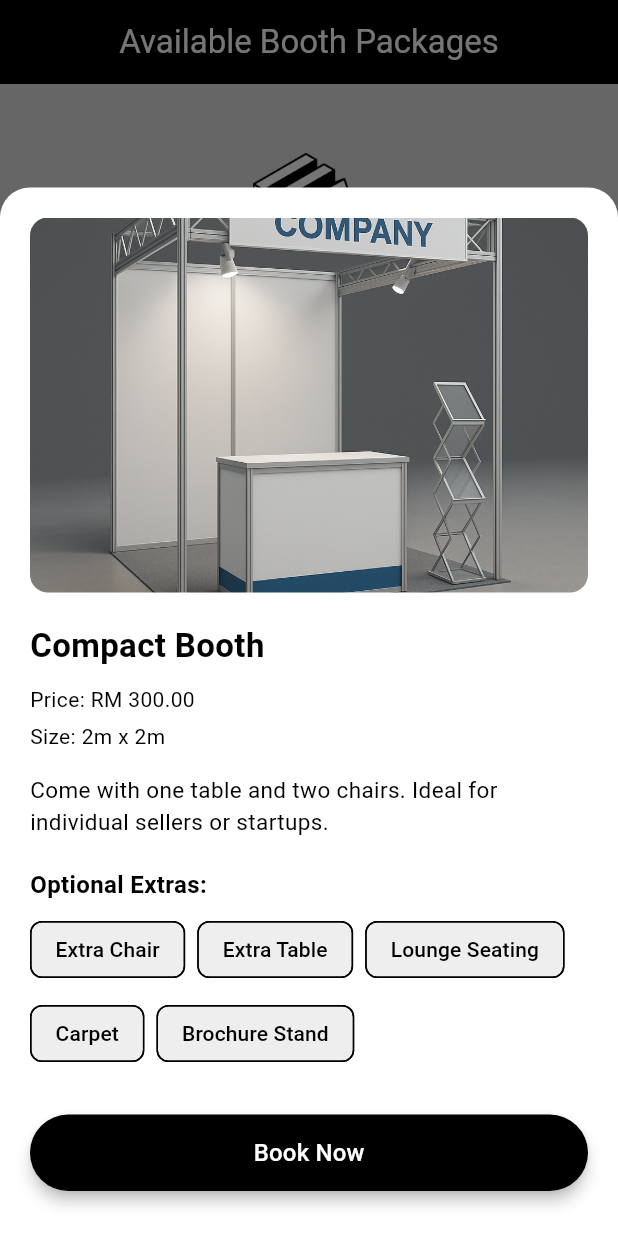
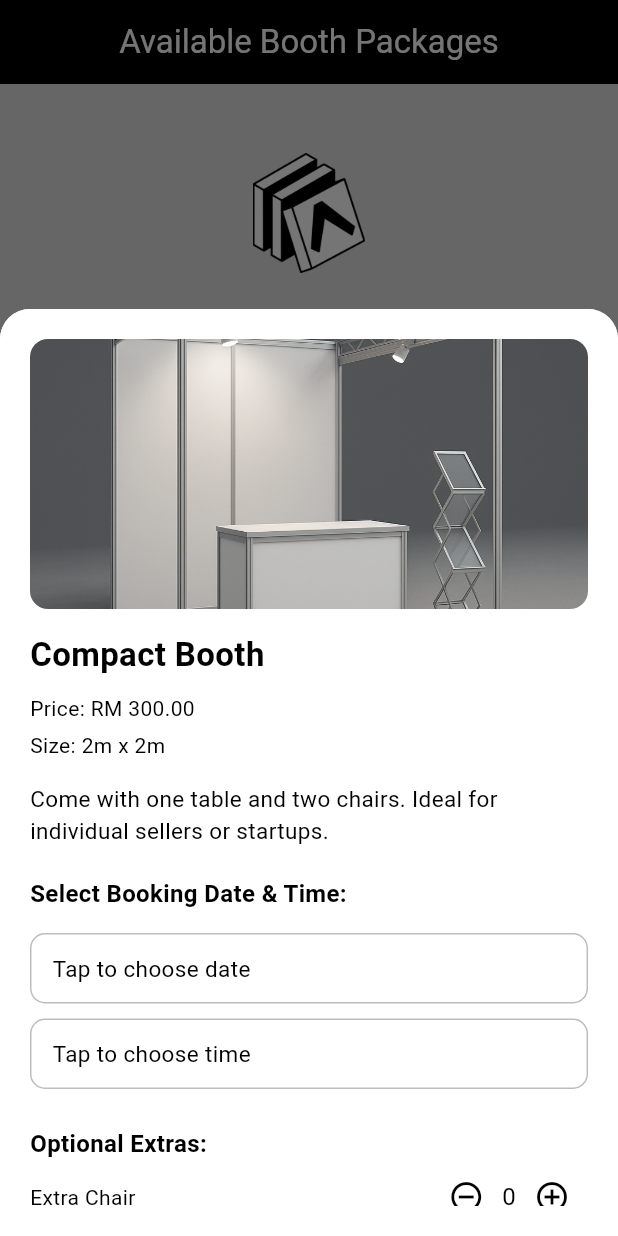
Before and after one commit to notSnova/booth_booking_app, a Flutter app: the UserMainScreen screen opened directly with empty values, after a tap on "View Details", on a phone screen of 412 x 824 dp. Run offline on Flutter 3.47's test engine with Material 3 defaults, Android fonts, the light colour scheme and no system bars; our stand-ins replace sqflite; accounts and stored records are empty.

Commit message:
update booking to db + show book history + remove hash

```diff
--- a/lib/models/booth_package.dart
+++ b/lib/models/booth_package.dart
@@ -53,7 +53,7 @@ final List<BoothPackage> boothPackages = [
     price: 900.0,
     size: '6m x 6m',
     details:
-        'Come with 3 tables and eight chairs. Perfect for established businesses looking to maximize brand exposure.',
+        'Come with 3 tables and eight chairs. Perfect for established businesses to maximize brand exposure.',
     additionalItems: [
       'Extra Chair',
       'Extra Table',
--- /dev/null
+++ b/lib/pages/user/user_booking_history_screen.dart
@@ -0,0 +1,41 @@
+import 'package:booth_booking_app/database/db_helper.dart';
+import 'package:flutter/material.dart';
+import 'package:intl/intl.dart';
+
+class UserBookingHistoryScreen extends StatelessWidget {
+  final Map<String, dynamic> user;
+
+  const UserBookingHistoryScreen({super.key, required this.user});
+
+  @override
+  Widget build(BuildContext context) {
+    return FutureBuilder<List<Map<String, dynamic>>>(
+      future: DatabaseHelper.instance.getUserBookings(user['id']),
+      builder: (context, snapshot) {
+        if (!snapshot.hasData) {
+          return const Center(child: CircularProgressIndicator());
+        }
+        final bookings = snapshot.data!;
+        if (bookings.isEmpty) {
+          return const Center(child: Text('No booking history.'));
+        }
+
+        return ListView.builder(
+          itemCount: bookings.length,
+          itemBuilder: (context, index) {
+            final booking = bookings[index];
+            final dateTime = DateTime.parse(booking['bookDateTime']);
+            return ListTile(
+              title: Text(booking['packageName']),
+              subtitle: Text(
+                'Date: ${DateFormat('d MMM yyyy, h:mm a').format(dateTime)}\n'
+                'Price: ${booking['packagePrice']}',
+              ),
+              isThreeLine: true,
+            );
+          },
+        );
+      },
+    );
+  }
+}
--- a/lib/pages/user/user_booth_packages_screen.dart
+++ b/lib/pages/user/user_booth_packages_screen.dart
@@ -1,4 +1,4 @@
-import 'package:booth_booking_app/widgets/booth_details_modal.dart';
+import 'package:booth_booking_app/widgets/user_booth_details_modal.dart';
 import 'package:flutter/material.dart';
 import '../../models/booth_package.dart';
 
@@ -82,8 +82,10 @@ class UserBoothPackagesScreen extends StatelessWidget {
                                   ),
                                 ),
                                 builder:
-                                    (context) =>
-                                        BoothDetailsModal(package: package),
+                                    (context) => UserBoothDetailsModal(
+                                      package: package,
+                                      user: user,
+                                    ),
                               );
                             },
                             style: FilledButton.styleFrom(
--- a/lib/pages/user/user_main_screen.dart
+++ b/lib/pages/user/user_main_screen.dart
@@ -1,3 +1,4 @@
+import 'package:booth_booking_app/pages/user/user_booking_history_screen.dart';
 import 'package:booth_booking_app/pages/user/user_profile_screen.dart';
 import 'package:flutter/material.dart';
 import 'package:booth_booking_app/pages/user/user_booth_packages_screen.dart';
@@ -31,6 +32,8 @@ class _UserMainScreenState extends State<UserMainScreen> {
         bodyContent = UserBoothPackagesScreen(user: widget.user);
         break;
       case 1:
+        bodyContent = UserBookingHistoryScreen(user: widget.user);
+      case 2:
         bodyContent = UserProfileScreen(user: widget.user);
         break;
       default:
@@ -40,6 +43,7 @@ class _UserMainScreenState extends State<UserMainScreen> {
     }
 
     return Scaffold(
+      resizeToAvoidBottomInset: false,
       body: Stack(
         children: [
           Positioned.fill(child: bodyContent),
--- /dev/null
+++ b/lib/widgets/user_booth_details_modal.dart
@@ -0,0 +1,403 @@
+import 'dart:convert';
+import 'dart:developer';
+
+import 'package:booth_booking_app/database/db_helper.dart';
+import 'package:flutter/material.dart';
+import 'package:intl/intl.dart';
+import '../models/booth_package.dart';
+
+class UserBoothDetailsModal extends StatefulWidget {
+  final BoothPackage package;
+  final Map<String, dynamic> user;
+
+  const UserBoothDetailsModal({
+    super.key,
+    required this.package,
+    required this.user,
+  });
+
+  @override
+  State<UserBoothDetailsModal> createState() => _UserBoothDetailsModalState();
+}
+
+class _UserBoothDetailsModalState extends State<UserBoothDetailsModal> {
+  late Map<String, int> itemQuantities;
+  DateTime? selectedDate;
+  TimeOfDay? selectedTime;
+  bool dateError = false;
+  bool timeError = false;
+
+  @override
+  void initState() {
+    super.initState();
+    // initialize the additional item quantities map only once
+    itemQuantities = {for (var item in widget.package.additionalItems) item: 0};
+  }
+
+  // date and time picker setup
+  Future<void> _pickDate() async {
+    final DateTime? picked = await showDatePicker(
+      context: context,
+      initialDate: DateTime.now().add(const Duration(days: 1)),
+      firstDate: DateTime.now(),
+      lastDate: DateTime.now().add(const Duration(days: 365)),
+      builder: (context, child) {
+        return Theme(
+          data: Theme.of(context).copyWith(
+            colorScheme: const ColorScheme.light(
+              primary: Colors.black,
+              onPrimary: Colors.white,
+              onSurface: Colors.black,
+            ),
+            textButtonTheme: TextButtonThemeData(
+              style: TextButton.styleFrom(
+                foregroundColor: Colors.black, // cancel button text
+              ),
+            ),
+          ),
+          child: child!,
+        );
+      },
+    );
+
+    if (picked != null) {
+      setState(() {
+        selectedDate = picked;
+        dateError = false;
+      });
+    }
+  }
+
+  Future<void> _pickTime() async {
+    final TimeOfDay? picked = await showTimePicker(
+      context: context,
+      initialTime: const TimeOfDay(hour: 10, minute: 0),
+      builder: (context, child) {
+        return Theme(
+          data: Theme.of(context).copyWith(
+            colorScheme: const ColorScheme.light(
+              primary: Colors.black,
+              onPrimary: Colors.white,
+              onSurface: Colors.black,
+              secondary: Colors.black,
+              onSecondary: Colors.white,
+            ),
+            textButtonTheme: TextButtonThemeData(
+              style: TextButton.styleFrom(foregroundColor: Colors.black),
+            ),
+          ),
+          child: child!,
+        );
+      },
+    );
+
+    if (picked != null) {
+      setState(() {
+        selectedTime = picked;
+        timeError = false;
+      });
+    }
+  }
+
+  @override
+  Widget build(BuildContext context) {
+    final package = widget.package;
+    final screenHeight = MediaQuery.of(context).size.height;
+
+    return Padding(
+      padding: MediaQuery.of(context).viewInsets,
+      child: Container(
+        height: screenHeight * 0.75, // card height
+        padding: const EdgeInsets.all(20),
+        decoration: const BoxDecoration(
+          borderRadius: BorderRadius.vertical(top: Radius.circular(20)),
+          color: Colors.white,
+        ),
+        child: Column(
+          children: [
+            // image
+            ClipRRect(
+              borderRadius: BorderRadius.circular(12),
+              child: Image.asset(
+                package.imagePath,
+                width: double.infinity,
+                height: 180,
+                fit: BoxFit.cover,
+              ),
+            ),
+            const SizedBox(height: 15),
+
+            // scrollable content
+            Expanded(
+              child: SingleChildScrollView(
+                child: Column(
+                  crossAxisAlignment: CrossAxisAlignment.start,
+                  children: [
+                    // package name
+                    Text(
+                      package.name,
+                      style: const TextStyle(
+                        fontSize: 22,
+                        fontWeight: FontWeight.bold,
+                      ),
+                    ),
+                    const SizedBox(height: 10),
+
+                    // price and size
+                    Text("Price: RM ${package.price.toStringAsFixed(2)}"),
+                    const SizedBox(height: 5),
+                    Text("Size: ${package.size}"),
+                    const SizedBox(height: 15),
+
+                    // details
+                    Text(package.details, style: const TextStyle(fontSize: 15)),
+                    const SizedBox(height: 20),
+
+                    // book date and time picker
+                    const Text(
+                      "Select Booking Date & Time:",
+                      style: TextStyle(
+                        fontWeight: FontWeight.bold,
+                        fontSize: 16,
+                      ),
+                    ),
+                    const SizedBox(height: 15),
+
+                    // select date
+                    Column(
+                      crossAxisAlignment: CrossAxisAlignment.start,
+                      children: [
+                        InkWell(
+                          onTap: _pickDate,
+                          child: Container(
+                            width: double.infinity,
+                            padding: const EdgeInsets.symmetric(
+                              vertical: 12,
+                              horizontal: 14,
+                            ),
+                            decoration: BoxDecoration(
+                              border: Border.all(
+                                color:
+                                    dateError
+                                        ? Colors.red
+                                        : Colors.grey.shade400,
+                              ),
+                              borderRadius: BorderRadius.circular(10),
+                            ),
+                            child: Text(
+                              selectedDate != null
+                                  ? DateFormat('d MMMM y').format(selectedDate!)
+                                  : "Tap to choose date",
+                              style: TextStyle(
+                                fontSize: 15,
+                                color: dateError ? Colors.red : Colors.black,
+                              ),
+                            ),
+                          ),
+                        ),
+                        if (dateError)
+                          const Padding(
+                            padding: EdgeInsets.only(top: 5, left: 4),
+                            child: Text(
+                              "Please select a date",
+                              style: TextStyle(color: Colors.red, fontSize: 12),
+                            ),
+                          ),
+                      ],
+                    ),
+                    const SizedBox(height: 10),
+
+                    // select time
+                    Column(
+                      crossAxisAlignment: CrossAxisAlignment.start,
+                      children: [
+                        InkWell(
+                          onTap: _pickTime,
+                          child: Container(
+                            width: double.infinity,
+                            padding: const EdgeInsets.symmetric(
+                              vertical: 12,
+                              horizontal: 14,
+                            ),
+                            decoration: BoxDecoration(
+                              border: Border.all(
+                                color:
+                                    timeError
+                                        ? Colors.red
+                                        : Colors.grey.shade400,
+                              ),
+                              borderRadius: BorderRadius.circular(10),
+                            ),
+                            child: Text(
+                              selectedTime != null
+                                  ? selectedTime!.format(context)
+                                  : "Tap to choose time",
+                              style: TextStyle(
+                                fontSize: 15,
+                                color: timeError ? Colors.red : Colors.black,
+                              ),
+                            ),
+                          ),
+                        ),
+                        if (timeError)
+                          const Padding(
+                            padding: EdgeInsets.only(top: 5, left: 4),
+                            child: Text(
+                              "Please select a time",
+                              style: TextStyle(color: Colors.red, fontSize: 12),
+                            ),
+                          ),
+                      ],
+                    ),
+                    const SizedBox(height: 25),
+
+                    // additional items
+                    if (package.additionalItems.isNotEmpty) ...[
+                      const Text(
+                        "Optional Extras:",
+                        style: TextStyle(
+                          fontWeight: FontWeight.bold,
+                          fontSize: 16,
+                        ),
+                      ),
+                      Column(
+                        children:
+                            package.additionalItems.map((item) {
+                              final quantity = itemQuantities[item] ?? 0;
+
+                              return Padding(
+                                padding: const EdgeInsets.symmetric(
+                                  vertical: 0,
+                                ),
+                                child: Row(
+                                  mainAxisAlignment:
+                                      MainAxisAlignment.spaceBetween,
+                                  children: [
+                                    Expanded(
+                                      child: Text(
+                                        item,
+                                        style: const TextStyle(fontSize: 14),
+                                      ),
+                                    ),
+                                    Row(
+                                      children: [
+                                        IconButton(
+                                          icon: const Icon(
+                                            Icons.remove_circle_outline,
+                                          ),
+                                          onPressed: () {
+                                            setState(() {
+                                              if (itemQuantities[item]! > 0) {
+                                                itemQuantities[item] =
+                                                    itemQuantities[item]! - 1;
+                                              }
+                                            });
+                                          },
+                                        ),
+                                        Text(
+                                          '$quantity',
+                                          style: const TextStyle(fontSize: 16),
+                                        ),
+                                        IconButton(
+                                          icon: const Icon(
+                                            Icons.add_circle_outline,
+                                          ),
+                                          onPressed: () {
+                                            setState(() {
+                                              itemQuantities[item] =
+                                                  itemQuantities[item]! + 1;
+                                            });
+                                          },
+                                        ),
+                                      ],
+                                    ),
+                                  ],
+                                ),
+                              );
+                            }).toList(),
+                      ),
+                      const SizedBox(height: 20),
+                    ],
+
+                    // book package button
+                    SizedBox(
+                      width: double.infinity,
+                      child: ElevatedButton(
+                        onPressed: () async {
+                          // date and time validation check
+                          setState(() {
+                            dateError = selectedDate == null;
+                            timeError = selectedTime == null;
+                          });
+
+                          if (dateError || timeError) {
+                            return;
+                          }
+
+                          // combine date and time
+                          final combinedDateTime = DateTime(
+                            selectedDate!.year,
+                            selectedDate!.month,
+                            selectedDate!.day,
+                            selectedTime!.hour,
+                            selectedTime!.minute,
+                          );
+                          final formattedDateTime =
+                              combinedDateTime.toIso8601String();
+
+                          // insert data to table
+                          final bookingData = {
+                            'userid': widget.user['id'],
+                            'packageName': widget.package.name,
+                            'packagePrice': widget.package.price.toString(),
+                            'bookDateTime': formattedDateTime,
+                            'additionalItems': jsonEncode(itemQuantities),
+                          };
+
+                          await DatabaseHelper.instance.insertBooking(
+                            bookingData,
+                          );
+                          log("Your Booking Data: $bookingData");
+
+                          // ignore: use_build_context_synchronously
+                          Navigator.pop(context);
+
+                          // ignore: use_build_context_synchronously
+                          ScaffoldMessenger.of(context).showSnackBar(
+                            const SnackBar(
+                              content: Text(
+                                "Package booking confirmed!",
+                                textAlign: TextAlign.center,
+                                style: TextStyle(
+                                  color: Colors.white,
+                                  fontWeight: FontWeight.bold,
+                                ),
+                              ),
+                              backgroundColor: Colors.black,
+                              duration: Duration(seconds: 3),
+                            ),
+                          );
+                        },
+                        style: ElevatedButton.styleFrom(
+                          backgroundColor: Colors.black,
+                          foregroundColor: Colors.white,
+                          padding: const EdgeInsets.symmetric(vertical: 14),
+                          elevation: 4,
+                        ),
+                        child: const Text(
+                          'Book Package',
+                          style: TextStyle(fontSize: 16),
+                        ),
+                      ),
+                    ),
+                    const SizedBox(height: 10),
+                  ],
+                ),
+              ),
+            ),
+          ],
+        ),
+      ),
+    );
+  }
+}
--- a/lib/widgets/user_bottom_nav.dart
+++ b/lib/widgets/user_bottom_nav.dart
@@ -33,16 +33,22 @@ class UserBottomNav extends StatelessWidget {
             mainAxisAlignment: MainAxisAlignment.spaceAround,
             children: [
               _buildNavItem(
-                icon: Icons.store,
+                icon: Icons.book,
                 label: 'Packages',
                 index: 0,
                 isSelected: currentIndex == 0,
               ),
               _buildNavItem(
+                icon: Icons.list,
+                label: 'History',
+                index: 1,
+                isSelected: currentIndex == 1,
+              ),
+              _buildNavItem(
                 icon: Icons.person_outline,
                 label: 'Profile',
                 index: 1,
-                isSelected: currentIndex == 1,
+                isSelected: currentIndex == 2,
               ),
             ],
           ),
--- a/pubspec.yaml
+++ b/pubspec.yaml
@@ -10,6 +10,7 @@ dependencies:
   crypto: ^3.0.6
   flutter:
     sdk: flutter
+  intl: ^0.20.2
   path: ^1.9.1
   sqflite: ^2.4.2
 
```
Also changed, not shown: lib/database/db_helper.dart (+35 -1 lines), lib/utility/hash_password.dart (deleted, +0 -9 lines), pubspec.lock.
